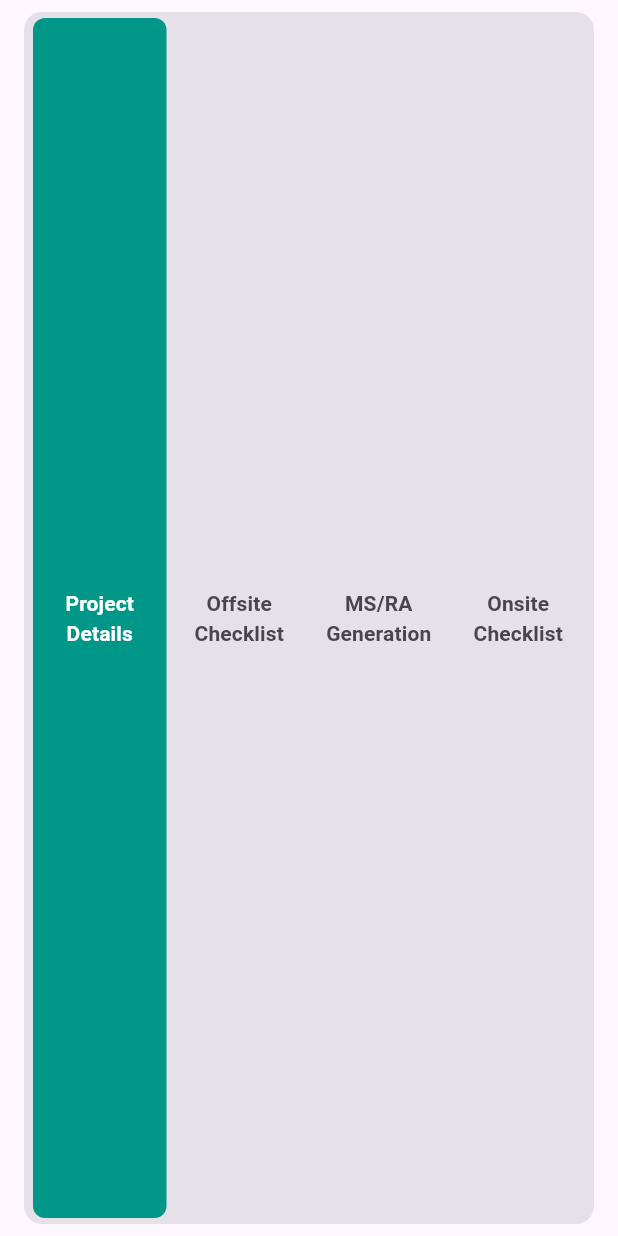
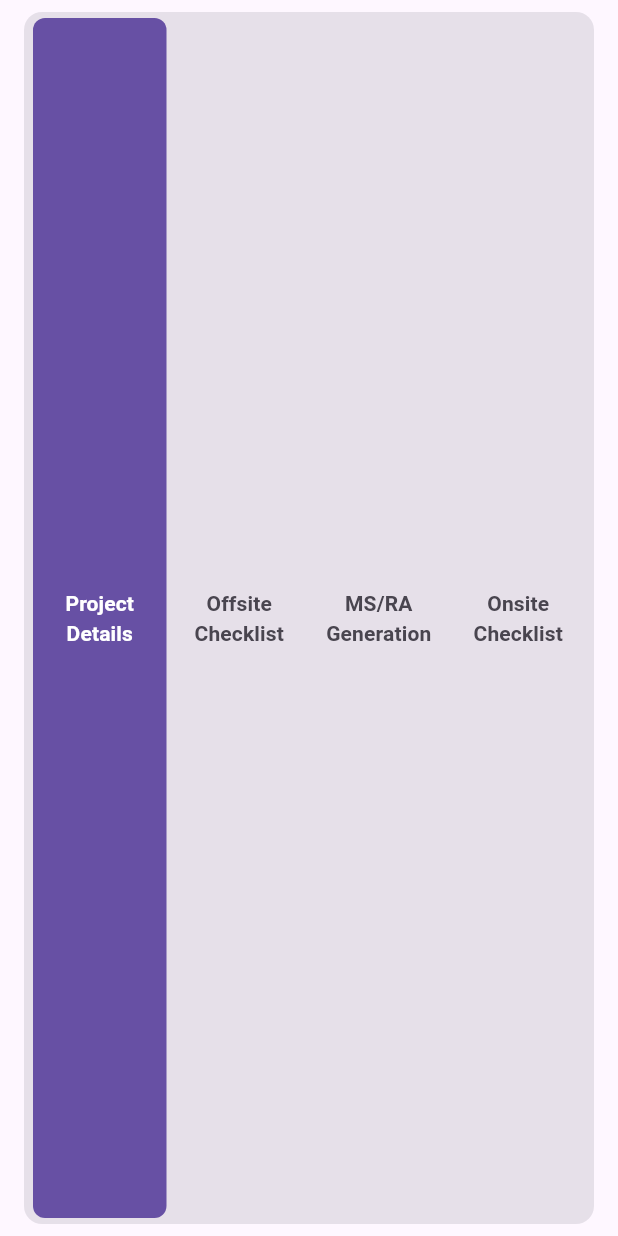
Before and after one commit to Capstone-SUTD/Mobile, a Flutter app: the ProjectTabWidget widget shown alone on an empty page, opened directly with empty values, on a phone screen of 412 x 824 dp. Run offline on Flutter 3.47's test engine with Material 3 defaults, Android fonts, the phone set to English and light mode, and no system bars; our stand-ins replace dio, file_picker, flutter_typeahead, open_file, shared_preferences; accounts and stored records are empty; network calls fail.

Commit message:
Revert "aethetics for project tab, offsite checklist, msra gen, opnsite checklist"
This reverts commit ca895356021ce457657bfd0847f52227fe31d1ce.

```diff
--- a/capstone_app/lib/web_common/offsite_checklist_widget.dart
+++ b/capstone_app/lib/web_common/offsite_checklist_widget.dart
@@ -198,10 +198,7 @@ class _OffsiteChecklistWidgetState extends State<OffsiteChecklistWidget> {
   @override
   Widget build(BuildContext context) {
     return Scaffold(
-      appBar: AppBar(title: const Text("Offsite Checklist"),
-      backgroundColor: Colors.teal,
-      foregroundColor: Colors.white,
-      ),
+      appBar: AppBar(title: const Text("Offsite Checklist")),
       body: SizedBox(
         width: 1200,
         height: MediaQuery.of(context).size.height * 0.92,
--- a/capstone_app/lib/web_common/project_tab_widget.dart
+++ b/capstone_app/lib/web_common/project_tab_widget.dart
@@ -61,7 +61,7 @@ class ProjectTabWidget extends StatelessWidget {
                 horizontal: isSmallScreen ? 4 : 8,
               ),
               decoration: BoxDecoration(
-                color: isSelected ? Colors.teal : Colors.transparent,
+                color: isSelected ? theme.colorScheme.primary : Colors.transparent,
                 borderRadius: BorderRadius.circular(8),
               ),
               alignment: Alignment.center,
--- a/capstone_app/lib/web_screens/msra_generation_screen.dart
+++ b/capstone_app/lib/web_screens/msra_generation_screen.dart
@@ -217,7 +217,7 @@ Future<List<Stakeholder>> _fetchUpdatedStakeholders() async {
   @override
   Widget build(BuildContext context) {
     return Scaffold(
-      appBar: AppBar(title: const Text("MS/RA Generation"), backgroundColor: Colors.teal, foregroundColor: Colors.white,),
+      appBar: AppBar(title: const Text("MS/RA Generation")),
       body: Padding(
         padding: const EdgeInsets.all(16.0),
         child: Column(
--- a/capstone_app/lib/web_screens/onsite_checklist_screen.dart
+++ b/capstone_app/lib/web_screens/onsite_checklist_screen.dart
@@ -357,8 +357,6 @@ class _OnsiteChecklistScreenState extends State<OnsiteChecklistScreen> {
     return Scaffold(
       appBar: AppBar(
         title: const Text("Onsite Checklist"),
-        backgroundColor: Colors.teal,
-        foregroundColor: Colors.white,
       ),
       body: _isLoading
           ? const Center(child: CircularProgressIndicator())
```
